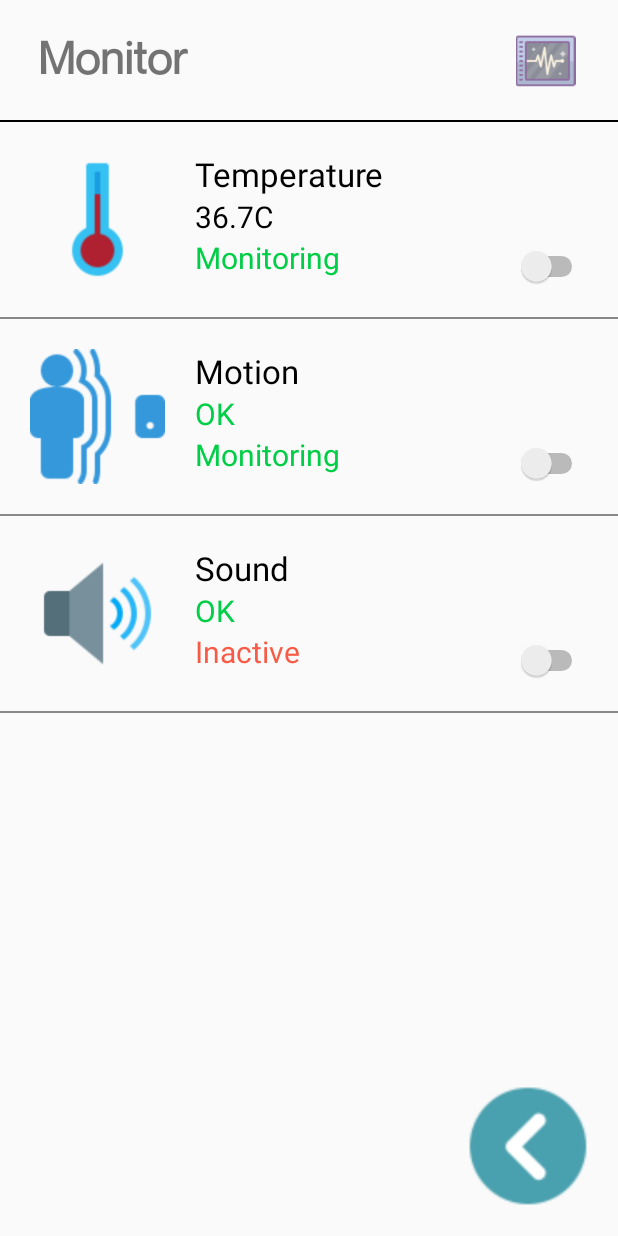
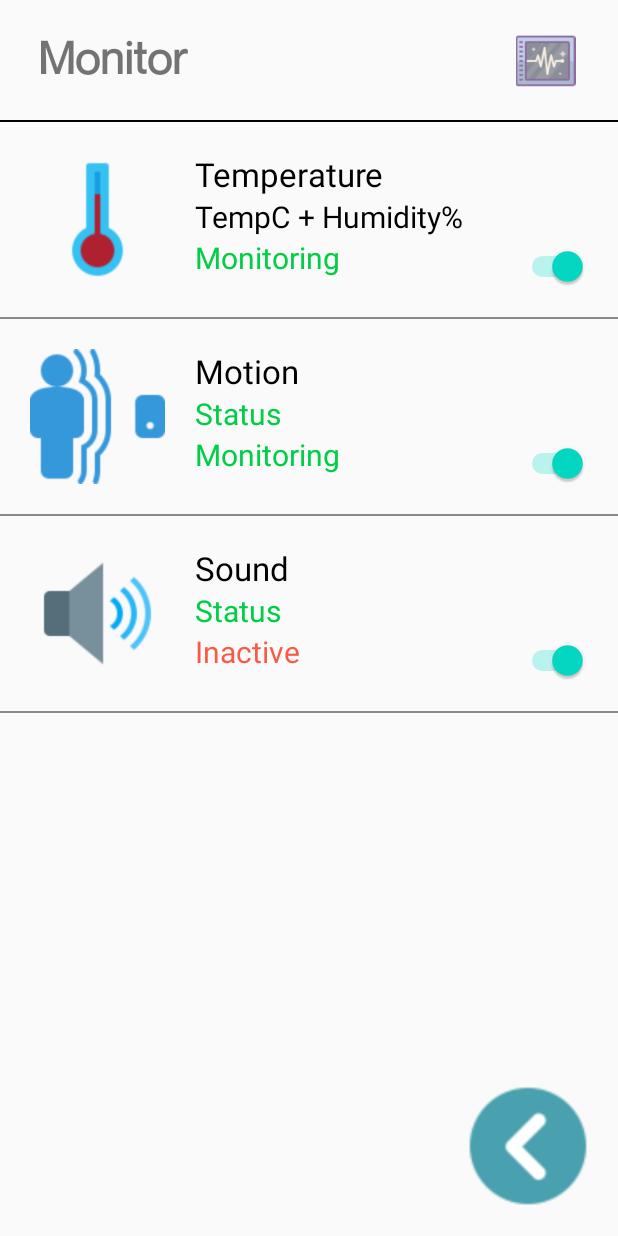
Before and after one commit to Asienwald/ElCare, an Android app: the layout monitor_fragment.xml on its own in the app's theme, with its tools: preview values and no code run, on a phone screen of 412 x 824 dp. Run offline under Robolectric (Android 15) with nearby library versions, the phone set to English and light mode, and no system bars.

Commit message:
monitoring page is monitoring from IoT API

```diff
--- a/ELCare/app/build.gradle
+++ b/ELCare/app/build.gradle
@@ -43,4 +43,5 @@ dependencies {
     implementation 'com.ibm.watson:ibm-watson:8.5.0'
     implementation 'com.ibm.watson:assistant:8.5.0'
     implementation 'com.github.adrielcafe:AndroidAudioConverter:0.0.8'
+    implementation 'com.github.adrielcafe:AndroidAudioRecorder:0.3.0'
 }
--- a/ELCare/app/src/main/AndroidManifest.xml
+++ b/ELCare/app/src/main/AndroidManifest.xml
@@ -4,6 +4,7 @@
 
     <uses-permission android:name="android.permission.RECORD_AUDIO"/>
     <uses-permission android:name="android.permission.INTERNET" />
+    <uses-permission android:name="android.permission.WRITE_EXTERNAL_STORAGE" />
 
     <application
         android:allowBackup="true"
--- a/ELCare/app/src/main/res/layout/monitor_fragment.xml
+++ b/ELCare/app/src/main/res/layout/monitor_fragment.xml
@@ -68,8 +68,9 @@
                 android:layout_width="wrap_content"
                 android:layout_height="wrap_content"
                 android:textSize="20sp"
-                android:text="36.7C"
+                android:text="TempC + Humidity%"
                 android:textColor="@color/black"/>
+
 
             <TextView
                 android:id="@+id/temp_status"
@@ -86,7 +87,8 @@
         <Switch
             android:layout_width="wrap_content"
             android:layout_height="wrap_content"
-            android:layout_gravity="bottom"/>
+            android:layout_gravity="bottom"
+            android:checked="true"/>
 
     </LinearLayout>
 
@@ -125,7 +127,7 @@
                 android:layout_width="wrap_content"
                 android:layout_height="wrap_content"
                 android:textSize="20sp"
-                android:text="OK"
+                android:text="Status"
                 android:textColor="@color/light_green"/>
 
             <TextView
@@ -143,7 +145,8 @@
         <Switch
             android:layout_width="wrap_content"
             android:layout_height="wrap_content"
-            android:layout_gravity="bottom"/>
+            android:layout_gravity="bottom"
+            android:checked="true"/>
 
     </LinearLayout>
 
@@ -182,7 +185,7 @@
                 android:layout_width="wrap_content"
                 android:layout_height="wrap_content"
                 android:textSize="20sp"
-                android:text="OK"
+                android:text="Status"
                 android:textColor="@color/light_green"/>
 
             <TextView
@@ -200,7 +203,8 @@
         <Switch
             android:layout_width="wrap_content"
             android:layout_height="wrap_content"
-            android:layout_gravity="bottom"/>
+            android:layout_gravity="bottom"
+            android:checked="true"/>
 
     </LinearLayout>
 
```
Also changed, not shown: ELCare/app/src/main/java/com/example/elcare/fragments/MonitorFragment.java (+135 -0 lines), ELCare/app/src/main/java/com/example/elcare/fragments/SpeakFragment.java (+15 -21 lines), ELCare/app/src/main/res/drawable/humidity.png (added).
